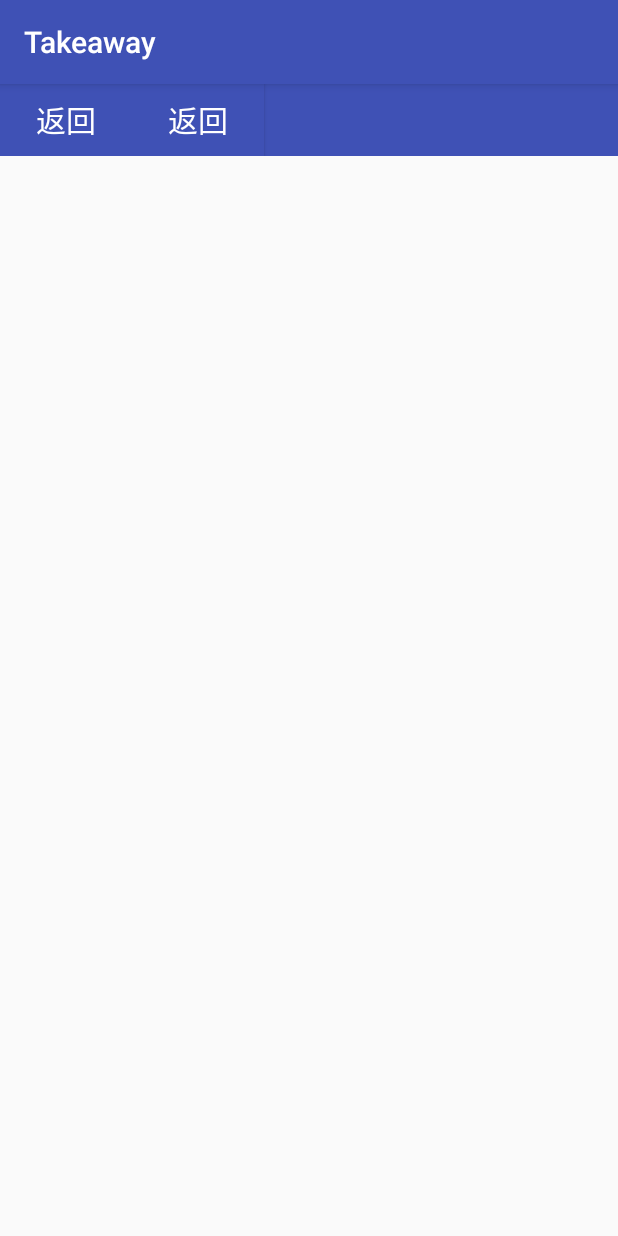
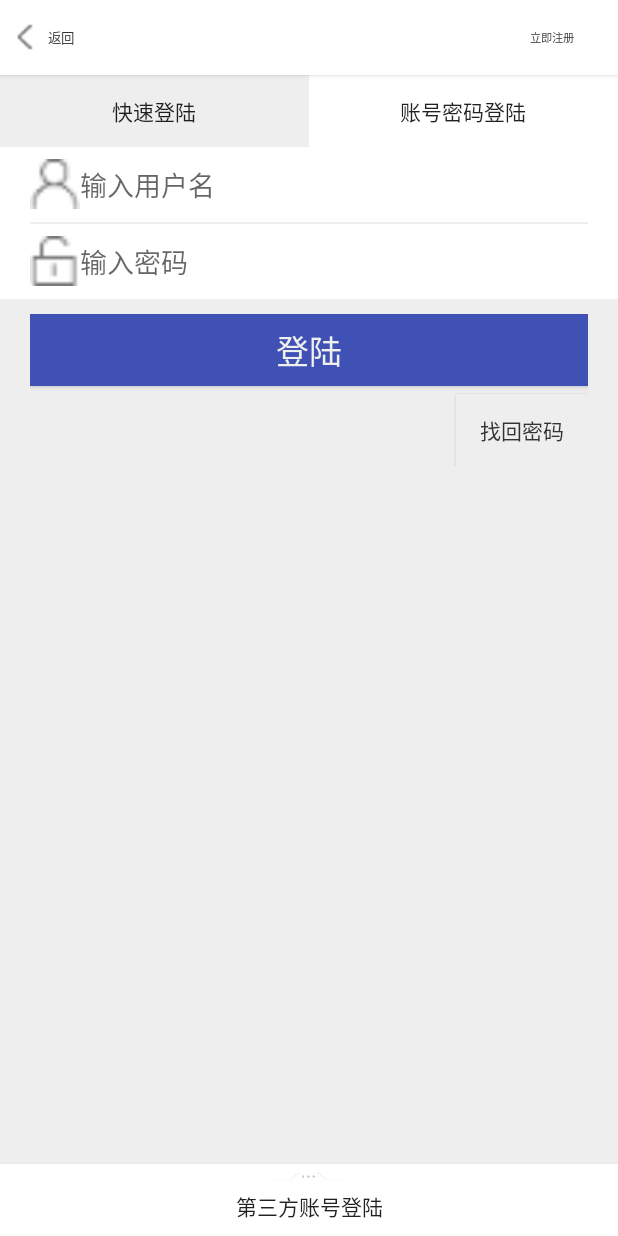
Before and after one commit to 0xLLLLH/Takeaway_android, an Android app: the LoginActivity screen opened directly, with no data from a screen before it, on a phone screen of 412 x 824 dp. Run offline under Robolectric (Android 15) with nearby library versions, the phone set to English and light mode, and no system bars.

Commit message:
Add Login Activity

```diff
--- a/app/build.gradle
+++ b/app/build.gradle
@@ -6,7 +6,7 @@ android {
 
     defaultConfig {
         applicationId "com.xllllh.android.takeaway"
-        minSdkVersion 19
+        minSdkVersion 21
         targetSdkVersion 23
         versionCode 1
         versionName "1.0"
--- a/app/src/main/java/com/xllllh/android/takeaway/LoginActivity.java
+++ b/app/src/main/java/com/xllllh/android/takeaway/LoginActivity.java
@@ -1,15 +1,49 @@
 package com.xllllh.android.takeaway;
 
-import android.support.v7.app.AppCompatActivity;
+import android.app.Activity;
+import android.graphics.drawable.Drawable;
 import android.os.Bundle;
-import android.view.Window;
+import android.widget.Button;
+import android.widget.EditText;
+import android.widget.Toast;
 
-public class LoginActivity extends AppCompatActivity {
+public class LoginActivity extends Activity {
+
+    TopBar topBar;
+    EditText username,password;
+    Button btnLogin;
 
     @Override
     protected void onCreate(Bundle savedInstanceState) {
         super.onCreate(savedInstanceState);
-        requestWindowFeature(Window.FEATURE_NO_TITLE);
+        //this.requestWindowFeature(Window.FEATURE_NO_TITLE);
         setContentView(R.layout.activity_login);
+
+        topBar = (TopBar) findViewById(R.id.topbar);
+        topBar.setOnTopbarClickListener(new TopBar.topbarClickListener() {
+            @Override
+            public void titleClick() {
+                finish();
+            }
+
+            @Override
+            public void menuClick() {
+                Toast.makeText(LoginActivity.this,"You clicked the menu button",Toast.LENGTH_SHORT).show();
+            }
+        });
+
+        username = (EditText) findViewById(R.id.username);
+        Drawable ic_user = getResources().getDrawable(R.mipmap.ic_user,null);
+        if (ic_user!=null)
+            ic_user.setBounds(0,0,50,50);
+        username.setCompoundDrawables(ic_user,null,null,null);
+
+        password = (EditText) findViewById(R.id.password);
+        Drawable ic_pass = getResources().getDrawable(R.mipmap.ic_pass,null);
+        if (ic_pass!=null)
+            ic_pass.setBounds(0,0,50,50);
+        password.setCompoundDrawables(ic_pass,null,null,null);
+
+        btnLogin = (Button) findViewById(R.id.login);
     }
 }
--- a/app/src/main/java/com/xllllh/android/takeaway/MainActivity.java
+++ b/app/src/main/java/com/xllllh/android/takeaway/MainActivity.java
@@ -1,5 +1,6 @@
 package com.xllllh.android.takeaway;
 
+import android.app.Activity;
 import android.content.Context;
 import android.content.Intent;
 import android.support.v7.app.AppCompatActivity;
@@ -7,7 +8,7 @@ import android.os.Bundle;
 import android.view.View;
 import android.widget.Button;
 
-public class MainActivity extends AppCompatActivity {
+public class MainActivity extends Activity {
 
     Button btnLogin;
 
--- a/app/src/main/java/com/xllllh/android/takeaway/TopBar.java
+++ b/app/src/main/java/com/xllllh/android/takeaway/TopBar.java
@@ -4,16 +4,18 @@ import android.content.Context;
 import android.content.res.TypedArray;
 import android.graphics.drawable.Drawable;
 import android.util.AttributeSet;
+import android.view.View;
 import android.view.ViewGroup;
 import android.widget.Button;
 import android.widget.RelativeLayout;
 
 /**
- * Created by mephist0 on 16-5-11.
+ * Created by 0xLLLLH on 16-5-11.
  */
 public class TopBar extends RelativeLayout {
 
     Button mTitleButton;
+    Drawable mTitleIcon;
     String mTitleText;
     float mTitleTextSize;
     int mTitleTextColor;
@@ -21,11 +23,13 @@ public class TopBar extends RelativeLayout {
     LayoutParams mTitleParams;
 
     Button mMenuButton;
+    Drawable mMenuIcon;
     String mMenuText;
     float mMenuTextSize;
     int mMenuTextColor;
     Drawable mMenuBackground;
     LayoutParams mMenuParams;
+    topbarClickListener mListener;
 
     public TopBar(Context context, AttributeSet attrs) {
         super(context, attrs);
@@ -33,15 +37,17 @@ public class TopBar extends RelativeLayout {
         TypedArray typedArray = context.obtainStyledAttributes(attrs, R.styleable.TopBar);
 
         //get attrs of title
+        mTitleIcon = typedArray.getDrawable(R.styleable.TopBar_titleIcon);
         mTitleText = typedArray.getString(R.styleable.TopBar_titleText);
         mTitleTextSize = typedArray.getDimension(R.styleable.TopBar_titleTextSize, 10);
-        mTitleTextColor = typedArray.getColor(R.styleable.TopBar_titleTextColor, 0);
+        mTitleTextColor = typedArray.getColor(R.styleable.TopBar_textColor, 0);
         mTitleBackground = typedArray.getDrawable(R.styleable.TopBar_titleBackground);
 
         //get attrs of menu
+        mMenuIcon = typedArray.getDrawable(R.styleable.TopBar_menuIcon);
         mMenuText = typedArray.getString(R.styleable.TopBar_menuText);
         mMenuTextSize = typedArray.getDimension(R.styleable.TopBar_menuTextSize, 10);
-        mMenuTextColor = typedArray.getColor(R.styleable.TopBar_menuTextColor, 0);
+        mMenuTextColor = typedArray.getColor(R.styleable.TopBar_textColor, 0);
         mMenuBackground = typedArray.getDrawable(R.styleable.TopBar_menuBackground);
 
         //Should call recycle method after using
@@ -51,10 +57,16 @@ public class TopBar extends RelativeLayout {
         mMenuButton = new Button(context);
 
         //set attrs of title
+        if (mTitleIcon!=null)
+            mTitleIcon.setBounds(0,0,2*mTitleIcon.getMinimumWidth(),2*mTitleIcon.getMinimumHeight());//size to display, it's necessary
+        mTitleButton.setCompoundDrawables(mTitleIcon,null,null,null);
         mTitleButton.setText(mTitleText);
+        mTitleButton.setTextAlignment(TEXT_ALIGNMENT_TEXT_START);
         mTitleButton.setTextColor(mTitleTextColor);
         mTitleButton.setTextSize(mTitleTextSize);
         mTitleButton.setBackground(mTitleBackground);
+        mTitleButton.setElevation(0);
+        mTitleButton.setPadding(0,0,0,0);
 
         //add view
         mTitleParams = new LayoutParams(
@@ -64,20 +76,55 @@ public class TopBar extends RelativeLayout {
         addView(mTitleButton,mTitleParams);
 
         //set attrs of menu
+        if (mMenuIcon!=null)
+            mMenuIcon.setBounds(0,0,2*mMenuIcon.getMinimumWidth(),2*mMenuIcon.getMinimumHeight());//size to display, it's necessary
+        mMenuButton.setCompoundDrawables(mMenuIcon,null,null,null);
         mMenuButton.setText(mMenuText);
         mMenuButton.setTextColor(mMenuTextColor);
         mMenuButton.setTextSize(mMenuTextSize);
         mMenuButton.setBackground(mMenuBackground);
+        mMenuButton.setElevation(0);
+        mMenuButton.setPadding(0,0,0,0);
 
         mMenuParams = new LayoutParams(
                 ViewGroup.LayoutParams.WRAP_CONTENT,
                 ViewGroup.LayoutParams.MATCH_PARENT);
         mMenuParams.addRule(RelativeLayout.ALIGN_PARENT_RIGHT, TRUE);
         addView(mMenuButton,mMenuParams);
+
+        mTitleButton.setOnClickListener(new OnClickListener() {
+            @Override
+            public void onClick(View v) {
+                mListener.titleClick();
+            }
+        });
+        mMenuButton.setOnClickListener(new OnClickListener() {
+            @Override
+            public void onClick(View v) {
+                mListener.menuClick();
+            }
+        });
     }
 
     public interface topbarClickListener{
         void titleClick();
-        void memueClick();
+        void menuClick();
+    }
+
+    public void setOnTopbarClickListener(topbarClickListener mListener){
+        this.mListener = mListener;
+    }
+
+    public void setTitleButtonVisible(boolean visible){
+        if (visible)
+            mTitleButton.setVisibility(View.VISIBLE);
+        else
+            mTitleButton.setVisibility(View.GONE);
+    }
+    public void setMenuButtonVisible(boolean visible){
+        if (visible)
+            mMenuButton.setVisibility(View.VISIBLE);
+        else
+            mMenuButton.setVisibility(View.GONE);
     }
 }
--- a/app/src/main/res/layout/activity_login.xml
+++ b/app/src/main/res/layout/activity_login.xml
@@ -1,74 +1,119 @@
 <?xml version="1.0" encoding="utf-8"?>
 <LinearLayout xmlns:android="http://schemas.android.com/apk/res/android"
     xmlns:tools="http://schemas.android.com/tools"
+    xmlns:custom="http://schemas.android.com/apk/res-auto"
     android:layout_width="match_parent"
     android:layout_height="match_parent"
     android:orientation="vertical"
+    android:background="@color/colorGrey"
     tools:context="com.xllllh.android.takeaway.LoginActivity">
 
+    <com.xllllh.android.takeaway.TopBar
+        android:id="@+id/topbar"
+        android:layout_width="match_parent"
+        android:layout_height="@dimen/topbar_height"
+        custom:titleIcon="@mipmap/arrow_left"
+        custom:titleText="返回"
+        custom:titleTextSize="@dimen/topbar_title_text_size"
+        custom:titleBackground="@null"
+        custom:menuText="立即注册"
+        custom:menuTextSize="@dimen/topbar_menu_text_size"
+        custom:menuBackground="@null"
+        custom:textColor="@color/colorTextDefault"
+        android:background="@android:color/white"
+        android:elevation="2dp">
+    </com.xllllh.android.takeaway.TopBar>
     <LinearLayout
         android:layout_width="match_parent"
         android:layout_height="wrap_content"
         android:orientation="horizontal"
-        android:background="@color/colorPrimary">
+        android:elevation="0dp">
         <Button
-            android:layout_width="wrap_content"
-            android:layout_height="match_parent"
-            android:background="@color/colorPrimary"
-            android:text="@string/header_back"
-            android:textColor="@color/colorTextInPrimaryColor"
-            android:textSize="@dimen/header_text_size"
-            android:layout_gravity="start"/>
+            android:layout_width="0dp"
+            android:layout_height="wrap_content"
+            android:background="@color/colorGrey"
+            android:layout_weight="1"
+            android:elevation="0dp"
+            android:text="快速登陆"/>
         <Button
-            android:layout_width="wrap_content"
-            android:layout_height="match_parent"
-            android:background="@color/colorPrimary"
-            android:text="@string/header_back"
-            android:textColor="@color/colorTextInPrimaryColor"
-            android:textSize="@dimen/header_text_size"
-            android:layout_gravity="end"
-            android:singleLine="true" />
-    </LinearLayout>
-    <TabHost
-        android:id="@android:id/tabhost"
-        android:layout_width="match_parent"
-        android:layout_height="wrap_content">
-        <LinearLayout
-            android:layout_width="match_parent"
-            android:layout_height="match_parent"
-            android:orientation="horizontal">
-            <TabWidget
-                android:id="@android:id/tabs"
-                android:layout_width="match_parent"
-                android:layout_height="match_parent">
-            </TabWidget>
-            <FrameLayout
-                android:id="@android:id/tabcontent"
-                android:layout_width="match_parent"
-                android:layout_height="match_parent">
-                <LinearLayout
-                    android:id="@+id/tab1"
-                    android:layout_width="match_parent"
-                    android:layout_height="match_parent" >
-                    <Button
-                        android:id="@+id/button1"
-                        android:layout_width="wrap_content"
+            android:layout_width="0dp"
             android:layout_height="wrap_content"
-                        android:text="第一个Tab选项卡" />
+            android:background="@android:color/white"
+            android:layout_weight="1"
+            android:elevation="0dp"
+            android:text="账号密码登陆"/>
 
     </LinearLayout>
     <LinearLayout
-                    android:id="@+id/tab2"
+        android:layout_width="match_parent"
+        android:layout_height="wrap_content"
+        android:orientation="vertical"
+        android:background="@android:color/white"
+        android:paddingStart="20dp"
+        android:paddingEnd="20dp">
+        <EditText
+            android:id="@+id/username"
+            android:layout_width="match_parent"
+            android:layout_height="wrap_content"
+            android:maxLines="1"
+            android:background="@null"
+            android:drawableStart="@mipmap/ic_user"
+            android:minHeight="50dp"
+            android:hint="输入用户名"/>
+        <ImageView
+            android:layout_width="match_parent"
+            android:layout_height="1dp"
+            android:background="@color/colorGrey"/>
+        <EditText
+            android:id="@+id/password"
+            android:inputType="textPassword"
+            android:layout_width="match_parent"
+            android:layout_height="wrap_content"
+            android:maxLines="1"
+            android:background="@null"
+            android:drawableStart="@mipmap/ic_pass"
+            android:minHeight="50dp"
+            android:hint="输入密码"/>
+    </LinearLayout>
+    <LinearLayout
+        android:layout_width="match_parent"
+        android:layout_height="wrap_content"
+        android:orientation="vertical"
+        android:paddingStart="20dp"
+        android:paddingEnd="20dp"
+        android:paddingTop="10dp"
+        android:paddingBottom="10dp">
+        <Button
+            android:layout_width="match_parent"
+            android:layout_height="wrap_content"
+            android:background="@color/colorPrimary"
+            android:text="登陆"
+            android:textColor="@color/colorTextInPrimaryColor"
+            android:textSize="22sp"/>
+        <Button
+            android:layout_marginTop="5dp"
+            android:layout_gravity="right"
+            android:layout_width="wrap_content"
+            android:layout_height="wrap_content"
+            android:text="找回密码"
+            android:textColor="@color/colorTextDefault"
+            android:background="@color/colorGrey"
+            android:elevation="0dp"
+            android:padding="0dp"/>
+    </LinearLayout>
+    <RelativeLayout
+        android:id="@+id/third_part"
         android:layout_width="match_parent"
         android:layout_height="match_parent">
         <Button
-                        android:id="@+id/button2"
-                        android:layout_width="wrap_content"
+            android:id="@+id/third_part_button"
+            android:layout_alignParentBottom="true"
+            android:layout_width="match_parent"
             android:layout_height="wrap_content"
-                        android:text="第二个Tab选项卡" />
+            android:background="@android:color/white"
+            android:text="第三方账号登陆"
+            android:drawableTop="@mipmap/pic_ns"
+            android:padding="5dp"/>
+    </RelativeLayout>
 
 </LinearLayout>
-            </FrameLayout>
-        </LinearLayout>
-    </TabHost>
-</LinearLayout>
--- a/app/src/main/res/values-w820dp/dimens.xml
+++ b/app/src/main/res/values-w820dp/dimens.xml
@@ -3,4 +3,6 @@
          (such as screen margins) for screens with more than 820dp of available width. This
          would include 7" and 10" devices in landscape (~960dp and ~1280dp respectively). -->
     <dimen name="activity_horizontal_margin">64dp</dimen>
+    <dimen name="topbar_title_text_size">10sp</dimen>
+    <dimen name="topbar_menu_text_size">10sp</dimen>
 </resources>
--- a/app/src/main/res/values/attrs.xml
+++ b/app/src/main/res/values/attrs.xml
@@ -1,12 +1,14 @@
 <?xml version="1.0" encoding="utf-8"?>
 <resources>
     <declare-styleable name="TopBar">
+        <attr name="titleIcon" format="reference"/>
         <attr name="titleText" format="string"/>
         <attr name="titleTextSize" format="dimension"/>
-        <attr name="titleTextColor" format="color"/>
+        <attr name="textColor" format="color"/>
+
+        <attr name="menuIcon" format="reference"/>
         <attr name="menuText" format="string"/>
         <attr name="menuTextSize" format="dimension"/>
-        <attr name="menuTextColor" format="color"/>
         <attr name="titleBackground" format="reference|color"/>
         <attr name="menuBackground" format="reference|color"/>
     </declare-styleable>
--- a/app/src/main/res/values/colors.xml
+++ b/app/src/main/res/values/colors.xml
@@ -3,5 +3,7 @@
     <color name="colorPrimary">#3F51B5</color>
     <color name="colorPrimaryDark">#303F9F</color>
     <color name="colorAccent">#FF4081</color>
-    <color name="colorTextInPrimaryColor">#ffffff</color>
+    <color name="colorTextInPrimaryColor">#efefef</color>
+    <color name="colorTextDefault">#333333</color>
+    <color name="colorGrey">#eeeeee</color>
 </resources>
--- a/app/src/main/res/values/dimens.xml
+++ b/app/src/main/res/values/dimens.xml
@@ -3,5 +3,7 @@
     <dimen name="activity_horizontal_margin">16dp</dimen>
     <dimen name="activity_vertical_margin">16dp</dimen>
     <dimen name="header_text_size">20sp</dimen>
-
+    <dimen name="topbar_height">50dp</dimen>
+    <dimen name="topbar_title_text_size">6sp</dimen>
+    <dimen name="topbar_menu_text_size">5sp</dimen>
 </resources>
--- a/app/src/main/res/values/strings.xml
+++ b/app/src/main/res/values/strings.xml
@@ -1,4 +1,7 @@
 <resources>
     <string name="app_name">Takeaway</string>
     <string name="header_back">返回</string>
+    <string name="error_field_required">必须填写此项</string>
+    <string name="error_invalid_account">用户名不合法</string>
+    <string name="error_invalid_password">密码不合法</string>
 </resources>
```
Also changed, not shown: app/src/main/res/mipmap-xxxhdpi/arrow_left.png (added), app/src/main/res/mipmap-xxxhdpi/ic_pass.png (added), app/src/main/res/mipmap-xxxhdpi/ic_user.png (added), app/src/main/res/mipmap-xxxhdpi/pic_ns.9.png (added). Lines whose indentation alone changed are shown as unchanged.
